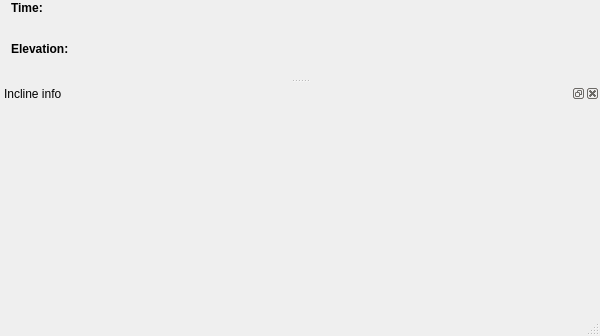
First picture: the form in src/mainwindow.ui, repository andreadecorte/geoviodi, before the edit; both pictures show x 0 to 600 and y 264 to 600 of the 600 by 600 pixel window.
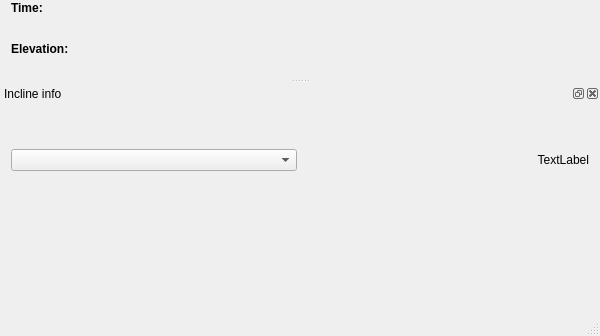
Second picture: the form after the edit. Custom widgets are drawn as their Qt base class.

The edit to the form file:
```diff
--- a/src/mainwindow.ui
+++ b/src/mainwindow.ui
@@ -227,7 +227,7 @@
   <widget class="QDockWidget" name="inclineDock">
    <property name="minimumSize">
     <size>
-     <width>80</width>
+     <width>172</width>
      <height>230</height>
     </size>
    </property>
@@ -242,6 +242,36 @@
    </attribute>
    <widget class="QWidget" name="dockWidgetContents_2">
     <layout class="QVBoxLayout" name="verticalLayout_3">
+     <item>
+      <layout class="QHBoxLayout" name="horizontalLayout">
+       <item>
+        <widget class="QComboBox" name="combo_TrkChoose">
+         <property name="sizePolicy">
+          <sizepolicy hsizetype="Preferred" vsizetype="Fixed">
+           <horstretch>0</horstretch>
+           <verstretch>0</verstretch>
+          </sizepolicy>
+         </property>
+         <property name="minimumSize">
+          <size>
+           <width>40</width>
+           <height>0</height>
+          </size>
+         </property>
+        </widget>
+       </item>
+       <item>
+        <widget class="QLabel" name="lbl_Length">
+         <property name="text">
+          <string>TextLabel</string>
+         </property>
+         <property name="alignment">
+          <set>Qt::AlignRight|Qt::AlignTrailing|Qt::AlignVCenter</set>
+         </property>
+        </widget>
+       </item>
+      </layout>
+     </item>
      <item>
       <widget class="QwtPlot" name="inclinePlot">
        <property name="minimumSize">
@@ -250,16 +280,6 @@
          <height>50</height>
         </size>
        </property>
-       <widget class="QwtTextLabel" name="lbl_Length">
-        <property name="geometry">
-         <rect>
-          <x>460</x>
-          <y>50</y>
-          <width>100</width>
-          <height>20</height>
-         </rect>
-        </property>
-       </widget>
       </widget>
      </item>
     </layout>
@@ -343,11 +363,6 @@
    <header>qwt_plot.h</header>
    <container>1</container>
   </customwidget>
-  <customwidget>
-   <class>QwtTextLabel</class>
-   <extends>QFrame</extends>
-   <header>qwt_text_label.h</header>
-  </customwidget>
  </customwidgets>
  <resources/>
  <connections/>
```
